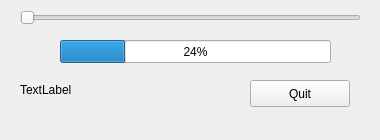
Old version of the form bogo2bogo/SigSlots/mainwindow.ui in the repository mjbhobe/learning_Qt.
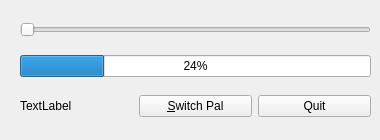
New version of the form.

The edit to the form file:
```diff
--- a/bogo2bogo/SigSlots/mainwindow.ui
+++ b/bogo2bogo/SigSlots/mainwindow.ui
@@ -14,41 +14,48 @@
    <string>Qt Signals and Slots Demo</string>
   </property>
   <widget class="QWidget" name="centralwidget">
-   <widget class="QSlider" name="slider">
+   <widget class="QWidget" name="">
     <property name="geometry">
      <rect>
       <x>20</x>
       <y>10</y>
-      <width>341</width>
-      <height>16</height>
+      <width>351</width>
+      <height>121</height>
      </rect>
     </property>
+    <layout class="QVBoxLayout" name="verticalLayout">
+     <item>
+      <widget class="QSlider" name="slider">
     <property name="orientation">
      <enum>Qt::Horizontal</enum>
     </property>
    </widget>
+     </item>
+     <item>
    <widget class="QProgressBar" name="progressBar">
-    <property name="geometry">
-     <rect>
-      <x>60</x>
-      <y>40</y>
-      <width>271</width>
-      <height>23</height>
-     </rect>
-    </property>
     <property name="value">
      <number>24</number>
     </property>
    </widget>
+     </item>
+     <item>
+      <layout class="QHBoxLayout" name="horizontalLayout">
+       <item>
+        <widget class="QLabel" name="qtVer">
+         <property name="text">
+          <string>TextLabel</string>
+         </property>
+        </widget>
+       </item>
+       <item>
+        <widget class="QPushButton" name="pushButton2">
+         <property name="text">
+          <string>&amp;Switch Pal</string>
+         </property>
+        </widget>
+       </item>
+       <item>
    <widget class="QPushButton" name="pushButton">
-    <property name="geometry">
-     <rect>
-      <x>250</x>
-      <y>80</y>
-      <width>100</width>
-      <height>27</height>
-     </rect>
-    </property>
     <property name="minimumSize">
      <size>
       <width>100</width>
@@ -62,18 +69,10 @@
      <string>Quit</string>
     </property>
    </widget>
-   <widget class="QLabel" name="qtVer">
-    <property name="geometry">
-     <rect>
-      <x>20</x>
-      <y>80</y>
-      <width>201</width>
-      <height>19</height>
-     </rect>
-    </property>
-    <property name="text">
-     <string>TextLabel</string>
-    </property>
+       </item>
+      </layout>
+     </item>
+    </layout>
    </widget>
   </widget>
  </widget>
```
Lines whose indentation alone changed are shown as unchanged.
